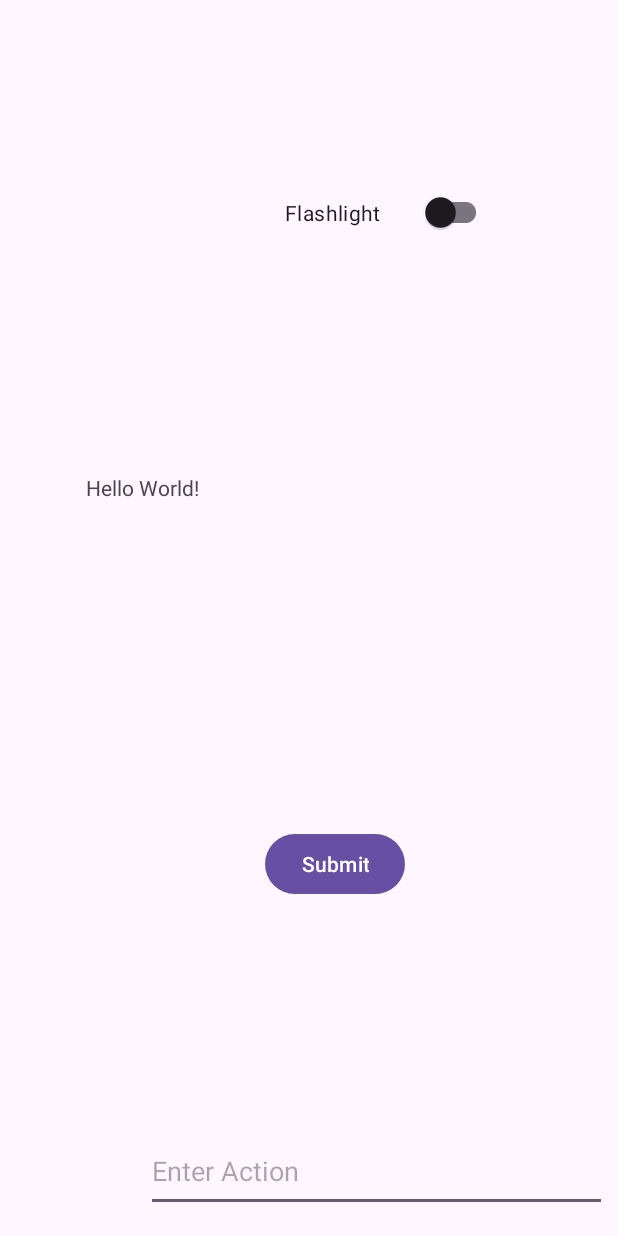
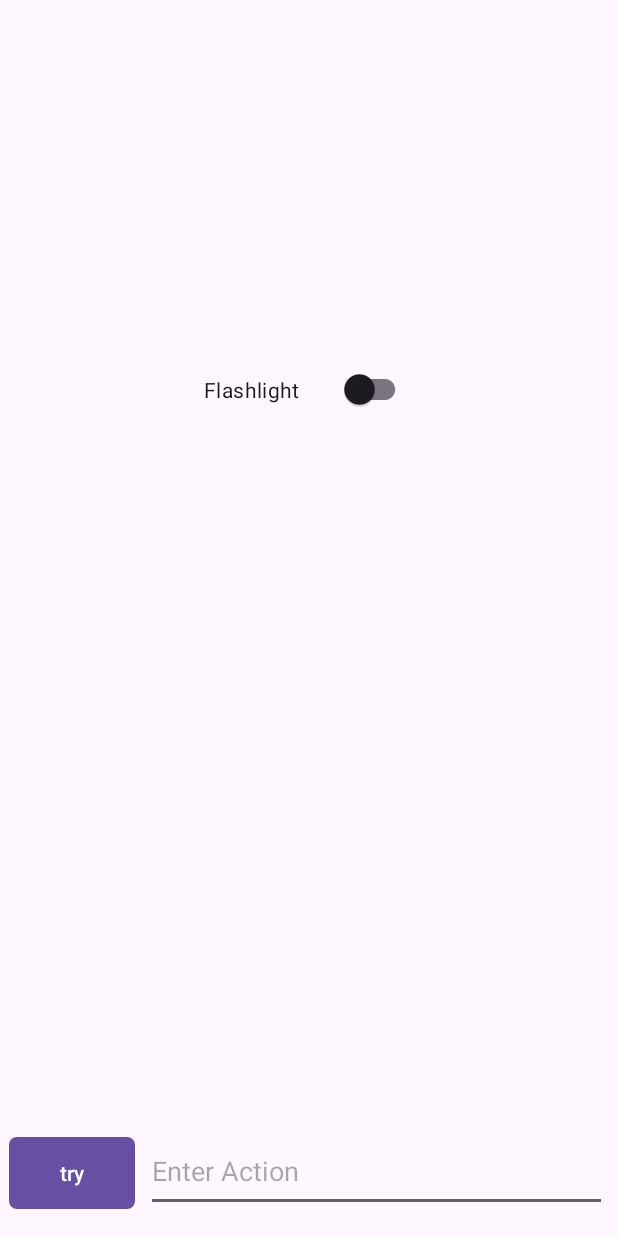
Before and after one commit to CS501-Android/HW4-Flashlight, an Android app: the screen it shows after launch (MainActivity), on a phone screen of 412 x 824 dp. Run offline under Robolectric (Android 15) with nearby library versions, the phone set to English and light mode, and no system bars.

Commit message:
Update activity_main.xml

```diff
--- a/app/src/main/res/layout/activity_main.xml
+++ b/app/src/main/res/layout/activity_main.xml
@@ -4,30 +4,17 @@
     xmlns:tools="http://schemas.android.com/tools"
     android:layout_width="match_parent"
     android:layout_height="match_parent"
-    android:id="@+id/main"
     tools:context=".MainActivity">
 
     <androidx.appcompat.widget.SwitchCompat
         android:id="@+id/flashSwitch"
         android:layout_width="138dp"
         android:layout_height="55dp"
-        android:layout_marginStart="190dp"
-        android:layout_marginTop="114dp"
+        android:layout_marginStart="136dp"
+        android:layout_marginTop="232dp"
         android:text="Flashlight"
         app:layout_constraintStart_toStartOf="parent"
         app:layout_constraintTop_toTopOf="parent" />
-
-    <TextView
-        android:id="@+id/textView"
-        android:layout_width="188dp"
-        android:layout_height="72dp"
-        android:text="Hello World!"
-        app:layout_constraintBottom_toBottomOf="parent"
-        app:layout_constraintEnd_toEndOf="parent"
-        app:layout_constraintHorizontal_bias="0.257"
-        app:layout_constraintStart_toStartOf="parent"
-        app:layout_constraintTop_toTopOf="parent"
-        app:layout_constraintVertical_bias="0.419" />
 
     <EditText
         android:id="@+id/action"
@@ -43,14 +30,13 @@
 
     <Button
         android:id="@+id/submit"
-        android:layout_width="wrap_content"
-        android:layout_height="wrap_content"
-        android:layout_marginStart="176dp"
-        android:layout_marginEnd="142dp"
-        android:layout_marginBottom="154dp"
-        android:text="Submit"
-        app:layout_constraintBottom_toTopOf="@+id/action"
-        app:layout_constraintEnd_toEndOf="parent"
+        android:layout_width="84dp"
+        android:layout_height="56dp"
+        android:layout_marginStart="6dp"
+        android:layout_marginBottom="14dp"
+        android:text="try"
+        app:cornerRadius="5dp"
+        app:layout_constraintBottom_toBottomOf="parent"
         app:layout_constraintStart_toStartOf="parent" />
 
 </androidx.constraintlayout.widget.ConstraintLayout>
```
